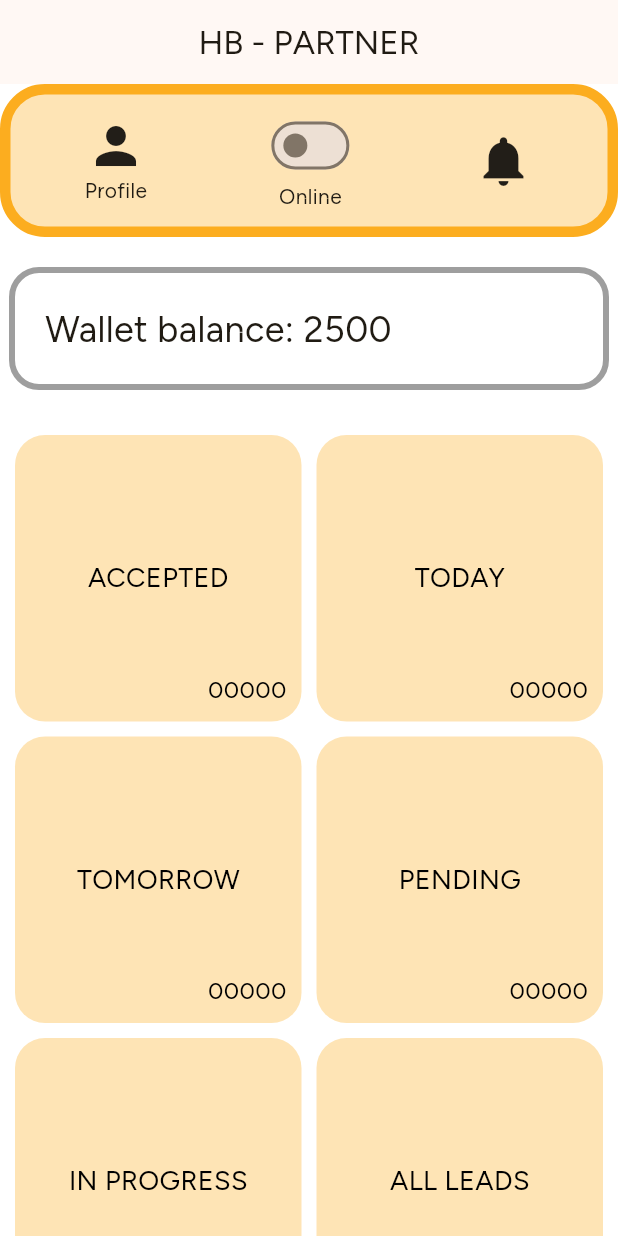
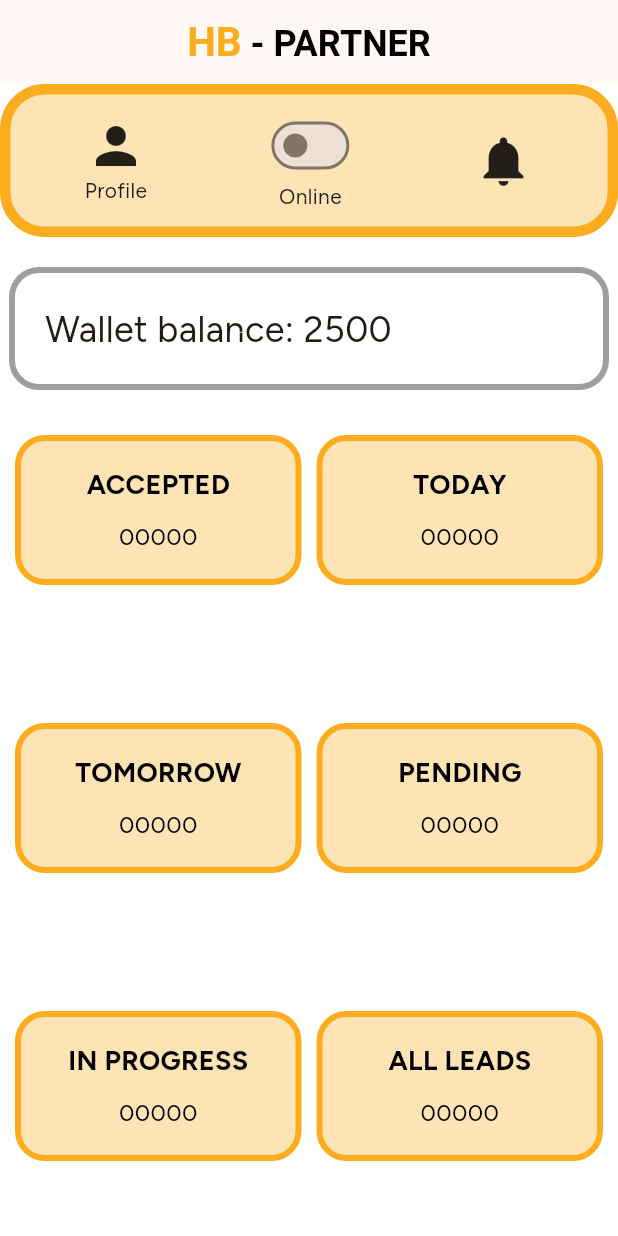
Before and after one commit to DigiReaper/hbs_partner, a Flutter app: the Dashboard screen opened directly, on a phone screen of 412 x 824 dp. Run offline on Flutter 3.47's test engine with Material 3 defaults, Android fonts, the light colour scheme and no system bars; our stand-ins replace dio, shared_preferences; missing offline and left inert: toasty_box; accounts and stored records are empty.

Commit message:
updated some stuff

```diff
--- a/lib/screens/dashboard.dart
+++ b/lib/screens/dashboard.dart
@@ -60,7 +60,29 @@ class _DashboardState extends State<Dashboard> {
       backgroundColor: Colors.white,
       appBar: AppBar(
         automaticallyImplyLeading: false, // Remove the back icon
-        title: Text('HB - PARTNER', textAlign: TextAlign.center),
+        title: RichText(
+          text: TextSpan(
+            children: [
+              TextSpan(
+          text: 'HB',
+          style: TextStyle(
+            fontSize: 27,
+            fontWeight: FontWeight.bold,
+            color: primaryColor,
+          ),
+              ),
+              TextSpan(
+          text: ' - PARTNER',
+          style: TextStyle(
+            fontSize: 24,
+            fontWeight: FontWeight.bold,
+            color: Colors.black,
+          ),
+              ),
+            ],
+          ),
+          textAlign: TextAlign.center,
+        ),
         centerTitle: true,
       ),
       body: Column(
@@ -130,7 +152,7 @@ class _DashboardState extends State<Dashboard> {
             child: GridView.count(
               crossAxisCount: 2,
               crossAxisSpacing: 10,
-              mainAxisSpacing: 10,
+              mainAxisSpacing: 1,
               padding: EdgeInsets.all(10),
               children: [
                 'ACCEPTED',
@@ -149,22 +171,26 @@ class _DashboardState extends State<Dashboard> {
                   child: Stack(
                     children: [
                         Container(
+                          height: 100,
                           decoration: BoxDecoration(
                             color: primaryColor.withOpacity(0.33),
                             borderRadius: BorderRadius.circular(20),
+                            border: Border.all(color: primaryColor, width: 4),
                           ),
                           alignment: Alignment.center,
-                        child: Text(
+                          child: Column(
+                            mainAxisAlignment: MainAxisAlignment.center,
+                            children: [
+                              Text(
                                 text,
-                          style: TextStyle(color: Colors.black, fontSize: 18),
+                                style: TextStyle(color: Colors.black, fontSize: 18, fontWeight: FontWeight.bold),
                               ),
-                      ),
-                      Positioned(
-                        bottom: 10,
-                        right: 10,
-                        child: Text(
+                              SizedBox(height: 10),
+                              Text(
                                 '00000',
                                 style: TextStyle(color: Colors.black, fontSize: 16),
+                              ),
+                            ],
                           ),
                         ),
                     ],
```
Lines whose indentation alone changed are shown as unchanged.
